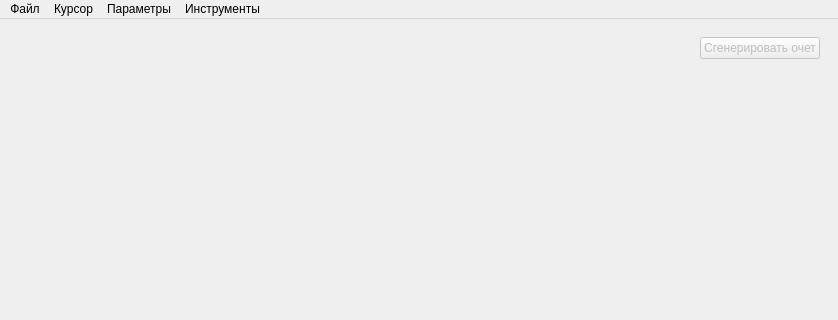
eugesh/signal_plotter, file form_ui/mainwindow.ui: the form before one commit; both pictures show x 0 to 838 and y 0 to 320 of the 838 by 686 pixel window.
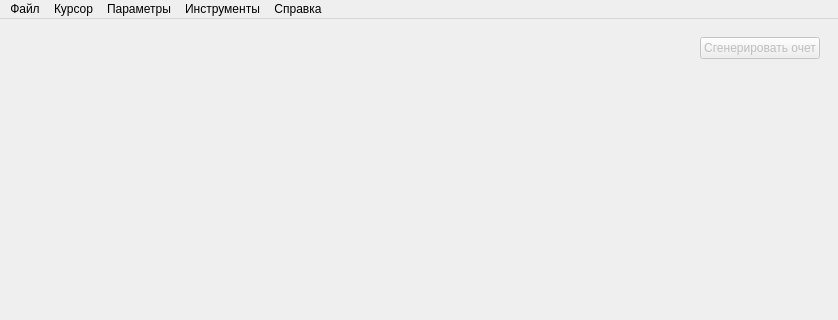
The form after the commit. Custom widgets are drawn as their Qt base class.

Commit message: Help menu: in the beginning.

```diff
--- a/form_ui/mainwindow.ui
+++ b/form_ui/mainwindow.ui
@@ -211,10 +211,18 @@
     <addaction name="action_radio_end_hand"/>
     <addaction name="action_fit_curve"/>
    </widget>
+   <widget class="QMenu" name="menu_2">
+    <property name="title">
+     <string>Справка</string>
+    </property>
+    <addaction name="action_help"/>
+    <addaction name="action_about"/>
+   </widget>
    <addaction name="menu_Open"/>
    <addaction name="menuCursor"/>
    <addaction name="menu"/>
    <addaction name="menu_3"/>
+   <addaction name="menu_2"/>
   </widget>
   <widget class="QStatusBar" name="statusBar"/>
   <action name="action_OpenRadioSignal">
```
Left out of the diff: 10 changed lines with no effect on the pictures. The commit also changes 2 other files.
